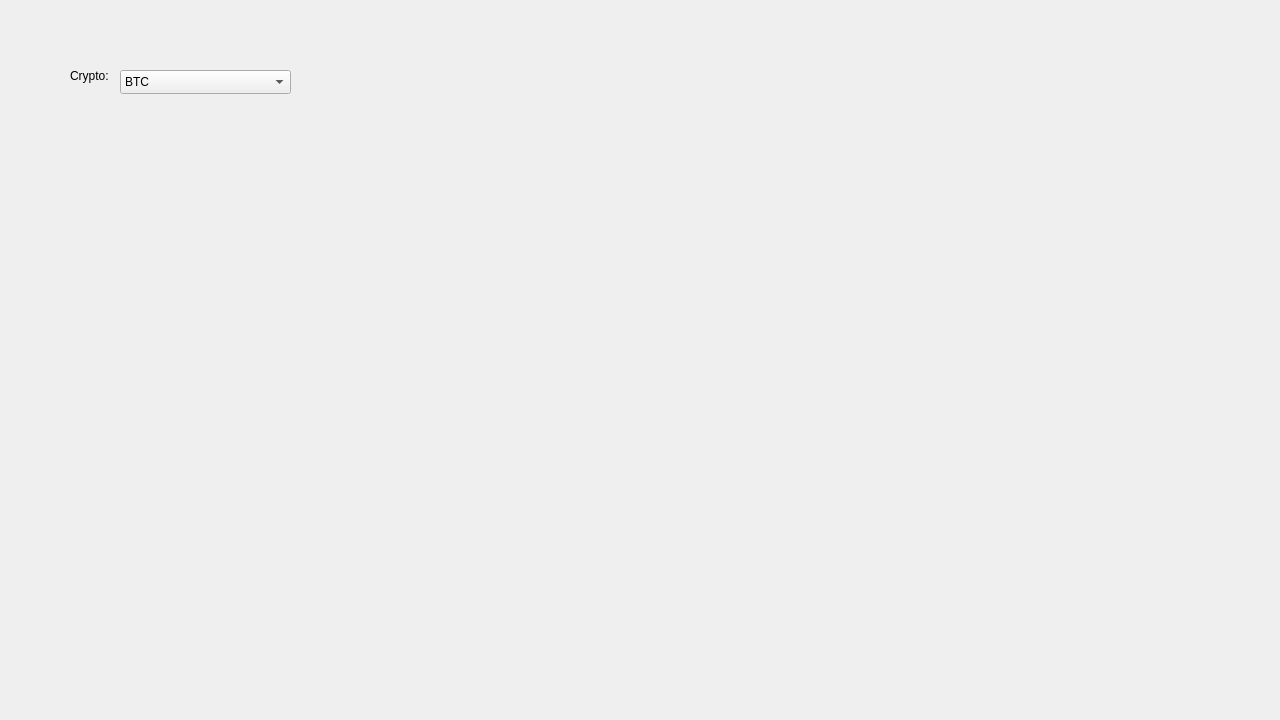
First picture: the form in forms/crypto.ui, repository IVAndreev21/YRT, before the edit.
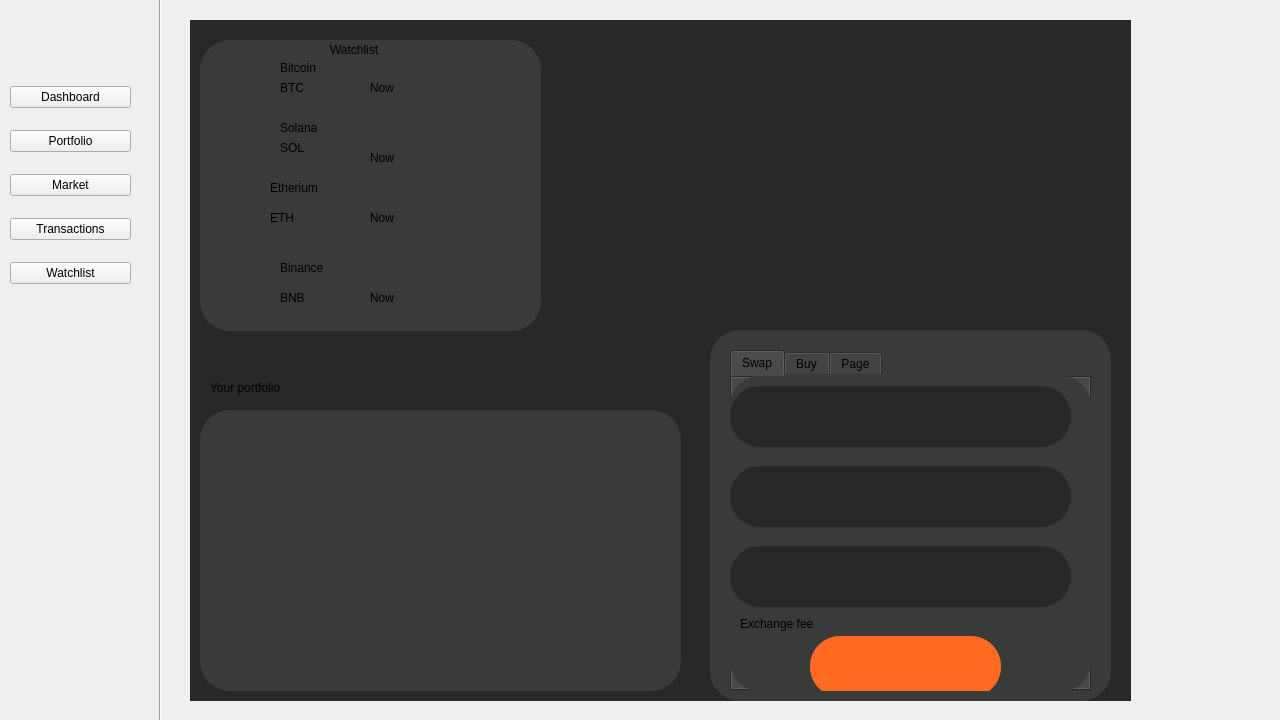
Second picture: the form after the edit. Icons and pictures are not drawn.

Commit message: Design and implement crypto page UI

The edit to the form file:
```diff
--- a/forms/crypto.ui
+++ b/forms/crypto.ui
@@ -13,53 +13,558 @@
   <property name="windowTitle">
    <string>Form</string>
   </property>
-  <widget class="QLabel" name="label">
+  <widget class="Line" name="line">
    <property name="geometry">
     <rect>
-     <x>70</x>
-     <y>50</y>
-     <width>51</width>
-     <height>51</height>
+     <x>150</x>
+     <y>-10</y>
+     <width>20</width>
+     <height>751</height>
     </rect>
    </property>
-   <property name="text">
-    <string>Crypto:</string>
+   <property name="orientation">
+    <enum>Qt::Vertical</enum>
    </property>
   </widget>
-  <widget class="QComboBox" name="comboBox">
+  <widget class="QWidget" name="verticalLayoutWidget">
    <property name="geometry">
     <rect>
-     <x>120</x>
+     <x>10</x>
      <y>70</y>
-     <width>171</width>
-     <height>24</height>
+     <width>121</width>
+     <height>231</height>
     </rect>
    </property>
-   <item>
-    <property name="text">
-     <string>BTC</string>
-    </property>
-   </item>
-   <item>
-    <property name="text">
-     <string>ETH</string>
-    </property>
-   </item>
-   <item>
-    <property name="text">
-     <string>BNB</string>
-    </property>
-   </item>
-   <item>
-    <property name="text">
-     <string>BCH</string>
-    </property>
-   </item>
-   <item>
-    <property name="text">
-     <string>Doge</string>
-    </property>
-   </item>
+   <layout class="QVBoxLayout" name="options_BL">
+    <item>
+     <widget class="QPushButton" name="dashboard_PB">
+      <property name="text">
+       <string>Dashboard</string>
+      </property>
+     </widget>
+    </item>
+    <item>
+     <widget class="QPushButton" name="portfolio_PB">
+      <property name="text">
+       <string>Portfolio</string>
+      </property>
+     </widget>
+    </item>
+    <item>
+     <widget class="QPushButton" name="market_PB">
+      <property name="text">
+       <string>Market</string>
+      </property>
+     </widget>
+    </item>
+    <item>
+     <widget class="QPushButton" name="transactions_PB">
+      <property name="text">
+       <string>Transactions</string>
+      </property>
+     </widget>
+    </item>
+    <item>
+     <widget class="QPushButton" name="watchlist_PB">
+      <property name="text">
+       <string>Watchlist</string>
+      </property>
+     </widget>
+    </item>
+   </layout>
+  </widget>
+  <widget class="QStackedWidget" name="stackedWidget">
+   <property name="geometry">
+    <rect>
+     <x>190</x>
+     <y>20</y>
+     <width>951</width>
+     <height>711</height>
+    </rect>
+   </property>
+   <widget class="QWidget" name="Dashboard">
+    <widget class="QWidget" name="widget_2" native="true">
+     <property name="geometry">
+      <rect>
+       <x>0</x>
+       <y>-20</y>
+       <width>941</width>
+       <height>701</height>
+      </rect>
+     </property>
+     <property name="styleSheet">
+      <string notr="true">background-color: rgb(39, 40, 40);</string>
+     </property>
+     <widget class="QWidget" name="widget" native="true">
+      <property name="geometry">
+       <rect>
+        <x>10</x>
+        <y>40</y>
+        <width>341</width>
+        <height>291</height>
+       </rect>
+      </property>
+      <property name="styleSheet">
+       <string notr="true">background-color: rgb(57, 58, 58);
+border-radius:30px;</string>
+      </property>
+      <widget class="QLabel" name="SOL_img_LA">
+       <property name="geometry">
+        <rect>
+         <x>10</x>
+         <y>70</y>
+         <width>61</width>
+         <height>61</height>
+        </rect>
+       </property>
+       <property name="text">
+        <string/>
+       </property>
+       <property name="pixmap">
+        <pixmap resource="../resources/resources.qrc">:/images/solana.svg</pixmap>
+       </property>
+       <property name="scaledContents">
+        <bool>true</bool>
+       </property>
+      </widget>
+      <widget class="QLabel" name="bitcoin_img_LA">
+       <property name="geometry">
+        <rect>
+         <x>10</x>
+         <y>10</y>
+         <width>61</width>
+         <height>51</height>
+        </rect>
+       </property>
+       <property name="text">
+        <string/>
+       </property>
+       <property name="pixmap">
+        <pixmap resource="../resources/resources.qrc">:/images/bitcoin.png</pixmap>
+       </property>
+       <property name="scaledContents">
+        <bool>true</bool>
+       </property>
+      </widget>
+      <widget class="QLabel" name="BNB_img_LA">
+       <property name="geometry">
+        <rect>
+         <x>10</x>
+         <y>210</y>
+         <width>61</width>
+         <height>61</height>
+        </rect>
+       </property>
+       <property name="text">
+        <string/>
+       </property>
+       <property name="pixmap">
+        <pixmap resource="../resources/resources.qrc">:/images/binance.png</pixmap>
+       </property>
+       <property name="scaledContents">
+        <bool>true</bool>
+       </property>
+      </widget>
+      <widget class="QLabel" name="ETH_img_LA">
+       <property name="geometry">
+        <rect>
+         <x>10</x>
+         <y>140</y>
+         <width>61</width>
+         <height>61</height>
+        </rect>
+       </property>
+       <property name="text">
+        <string/>
+       </property>
+       <property name="pixmap">
+        <pixmap resource="../resources/resources.qrc">:/images/etherium.png</pixmap>
+       </property>
+       <property name="scaledContents">
+        <bool>true</bool>
+       </property>
+      </widget>
+      <widget class="QLabel" name="Bitcon_LA">
+       <property name="geometry">
+        <rect>
+         <x>80</x>
+         <y>20</y>
+         <width>58</width>
+         <height>16</height>
+        </rect>
+       </property>
+       <property name="text">
+        <string>Bitcoin</string>
+       </property>
+      </widget>
+      <widget class="QLabel" name="BTC_LA">
+       <property name="geometry">
+        <rect>
+         <x>80</x>
+         <y>40</y>
+         <width>58</width>
+         <height>16</height>
+        </rect>
+       </property>
+       <property name="text">
+        <string>BTC</string>
+       </property>
+      </widget>
+      <widget class="Line" name="line_2">
+       <property name="geometry">
+        <rect>
+         <x>10</x>
+         <y>70</y>
+         <width>118</width>
+         <height>3</height>
+        </rect>
+       </property>
+       <property name="orientation">
+        <enum>Qt::Horizontal</enum>
+       </property>
+      </widget>
+      <widget class="QLabel" name="solana_LA">
+       <property name="geometry">
+        <rect>
+         <x>80</x>
+         <y>80</y>
+         <width>58</width>
+         <height>16</height>
+        </rect>
+       </property>
+       <property name="text">
+        <string>Solana</string>
+       </property>
+      </widget>
+      <widget class="QLabel" name="SOL_LA">
+       <property name="geometry">
+        <rect>
+         <x>80</x>
+         <y>100</y>
+         <width>58</width>
+         <height>16</height>
+        </rect>
+       </property>
+       <property name="text">
+        <string>SOL</string>
+       </property>
+      </widget>
+      <widget class="QLabel" name="Etherium_LA">
+       <property name="geometry">
+        <rect>
+         <x>70</x>
+         <y>140</y>
+         <width>58</width>
+         <height>16</height>
+        </rect>
+       </property>
+       <property name="text">
+        <string>Etherium</string>
+       </property>
+      </widget>
+      <widget class="QLabel" name="ETH_LA">
+       <property name="geometry">
+        <rect>
+         <x>70</x>
+         <y>170</y>
+         <width>58</width>
+         <height>16</height>
+        </rect>
+       </property>
+       <property name="text">
+        <string>ETH</string>
+       </property>
+      </widget>
+      <widget class="QLabel" name="Binance_LA">
+       <property name="geometry">
+        <rect>
+         <x>80</x>
+         <y>220</y>
+         <width>58</width>
+         <height>16</height>
+        </rect>
+       </property>
+       <property name="text">
+        <string>Binance</string>
+       </property>
+      </widget>
+      <widget class="QLabel" name="BNB_LA">
+       <property name="geometry">
+        <rect>
+         <x>80</x>
+         <y>250</y>
+         <width>58</width>
+         <height>16</height>
+        </rect>
+       </property>
+       <property name="text">
+        <string>BNB</string>
+       </property>
+      </widget>
+      <widget class="QLabel" name="BTC_price_LA">
+       <property name="geometry">
+        <rect>
+         <x>160</x>
+         <y>20</y>
+         <width>91</width>
+         <height>20</height>
+        </rect>
+       </property>
+       <property name="text">
+        <string/>
+       </property>
+      </widget>
+      <widget class="QLabel" name="now_LA">
+       <property name="geometry">
+        <rect>
+         <x>170</x>
+         <y>40</y>
+         <width>71</width>
+         <height>16</height>
+        </rect>
+       </property>
+       <property name="text">
+        <string>Now</string>
+       </property>
+      </widget>
+      <widget class="QLabel" name="SOL_price_LA">
+       <property name="geometry">
+        <rect>
+         <x>170</x>
+         <y>80</y>
+         <width>101</width>
+         <height>16</height>
+        </rect>
+       </property>
+       <property name="text">
+        <string/>
+       </property>
+      </widget>
+      <widget class="QLabel" name="now_LA_3">
+       <property name="geometry">
+        <rect>
+         <x>170</x>
+         <y>110</y>
+         <width>71</width>
+         <height>16</height>
+        </rect>
+       </property>
+       <property name="text">
+        <string>Now</string>
+       </property>
+      </widget>
+      <widget class="QLabel" name="now_LA_2">
+       <property name="geometry">
+        <rect>
+         <x>170</x>
+         <y>170</y>
+         <width>71</width>
+         <height>16</height>
+        </rect>
+       </property>
+       <property name="text">
+        <string>Now</string>
+       </property>
+      </widget>
+      <widget class="QLabel" name="now_LA_4">
+       <property name="geometry">
+        <rect>
+         <x>170</x>
+         <y>250</y>
+         <width>71</width>
+         <height>16</height>
+        </rect>
+       </property>
+       <property name="text">
+        <string>Now</string>
+       </property>
+      </widget>
+      <widget class="QLabel" name="ETH_price_LA">
+       <property name="geometry">
+        <rect>
+         <x>150</x>
+         <y>140</y>
+         <width>91</width>
+         <height>20</height>
+        </rect>
+       </property>
+       <property name="text">
+        <string/>
+       </property>
+      </widget>
+      <widget class="QLabel" name="BNB_price_LA">
+       <property name="geometry">
+        <rect>
+         <x>150</x>
+         <y>220</y>
+         <width>101</width>
+         <height>20</height>
+        </rect>
+       </property>
+       <property name="text">
+        <string/>
+       </property>
+      </widget>
+      <widget class="QLabel" name="label">
+       <property name="geometry">
+        <rect>
+         <x>130</x>
+         <y>0</y>
+         <width>61</width>
+         <height>20</height>
+        </rect>
+       </property>
+       <property name="text">
+        <string>Watchlist</string>
+       </property>
+      </widget>
+     </widget>
+     <widget class="QLabel" name="portfolio_LA">
+      <property name="geometry">
+       <rect>
+        <x>20</x>
+        <y>380</y>
+        <width>101</width>
+        <height>16</height>
+       </rect>
+      </property>
+      <property name="text">
+       <string>Your portfolio</string>
+      </property>
+     </widget>
+     <widget class="QWidget" name="widget_3" native="true">
+      <property name="geometry">
+       <rect>
+        <x>10</x>
+        <y>410</y>
+        <width>481</width>
+        <height>281</height>
+       </rect>
+      </property>
+      <property name="styleSheet">
+       <string notr="true">background-color: rgb(57, 58, 58);
+border-radius:30px;</string>
+      </property>
+     </widget>
+     <widget class="QWidget" name="widget_4" native="true">
+      <property name="geometry">
+       <rect>
+        <x>520</x>
+        <y>330</y>
+        <width>401</width>
+        <height>371</height>
+       </rect>
+      </property>
+      <property name="styleSheet">
+       <string notr="true">background-color: rgb(57, 58, 58);
+border-radius:30px;</string>
+      </property>
+      <widget class="QTabWidget" name="tabWidget">
+       <property name="geometry">
+        <rect>
+         <x>20</x>
+         <y>20</y>
+         <width>361</width>
+         <height>341</height>
+        </rect>
+       </property>
+       <property name="currentIndex">
+        <number>0</number>
+       </property>
+       <widget class="QWidget" name="tab">
+        <attribute name="title">
+         <string>Swap</string>
+        </attribute>
+        <widget class="QWidget" name="widget_6" native="true">
+         <property name="geometry">
+          <rect>
+           <x>0</x>
+           <y>10</y>
+           <width>341</width>
+           <height>61</height>
+          </rect>
+         </property>
+         <property name="styleSheet">
+          <string notr="true">background-color: rgb(39, 40, 40);
+border-radius:30px;</string>
+         </property>
+        </widget>
+        <widget class="QWidget" name="widget_7" native="true">
+         <property name="geometry">
+          <rect>
+           <x>0</x>
+           <y>90</y>
+           <width>341</width>
+           <height>61</height>
+          </rect>
+         </property>
+         <property name="styleSheet">
+          <string notr="true">background-color: rgb(39, 40, 40);
+border-radius:30px;</string>
+         </property>
+        </widget>
+        <widget class="QWidget" name="widget_8" native="true">
+         <property name="geometry">
+          <rect>
+           <x>0</x>
+           <y>170</y>
+           <width>341</width>
+           <height>61</height>
+          </rect>
+         </property>
+         <property name="styleSheet">
+          <string notr="true">background-color: rgb(39, 40, 40);
+border-radius:30px;</string>
+         </property>
+        </widget>
+        <widget class="QLabel" name="label_23">
+         <property name="geometry">
+          <rect>
+           <x>10</x>
+           <y>240</y>
+           <width>91</width>
+           <height>16</height>
+          </rect>
+         </property>
+         <property name="text">
+          <string>Exchange fee</string>
+         </property>
+        </widget>
+        <widget class="QPushButton" name="exchange_PB">
+         <property name="geometry">
+          <rect>
+           <x>80</x>
+           <y>260</y>
+           <width>191</width>
+           <height>61</height>
+          </rect>
+         </property>
+         <property name="styleSheet">
+          <string notr="true">background-color: rgb(255, 106, 35);</string>
+         </property>
+         <property name="text">
+          <string/>
+         </property>
+        </widget>
+       </widget>
+       <widget class="QWidget" name="tab_2">
+        <attribute name="title">
+         <string>Buy</string>
+        </attribute>
+       </widget>
+       <widget class="QWidget" name="Sell">
+        <attribute name="title">
+         <string>Page</string>
+        </attribute>
+       </widget>
+      </widget>
+     </widget>
+    </widget>
+   </widget>
+   <widget class="QWidget" name="Portfolio"/>
+   <widget class="QWidget" name="Market"/>
+   <widget class="QWidget" name="Transactions"/>
+   <widget class="QWidget" name="watchlist"/>
   </widget>
  </widget>
  <resources/>
```
Left out of the diff: 4 changed lines with no effect on the pictures. The commit also changes 8 other files.
